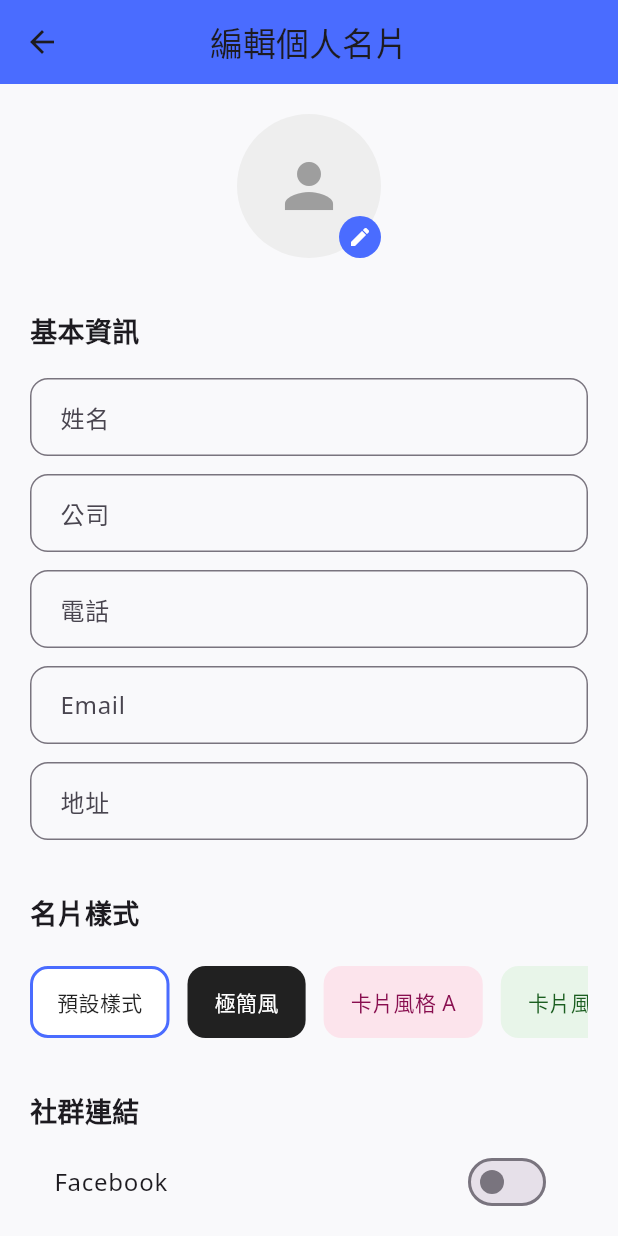
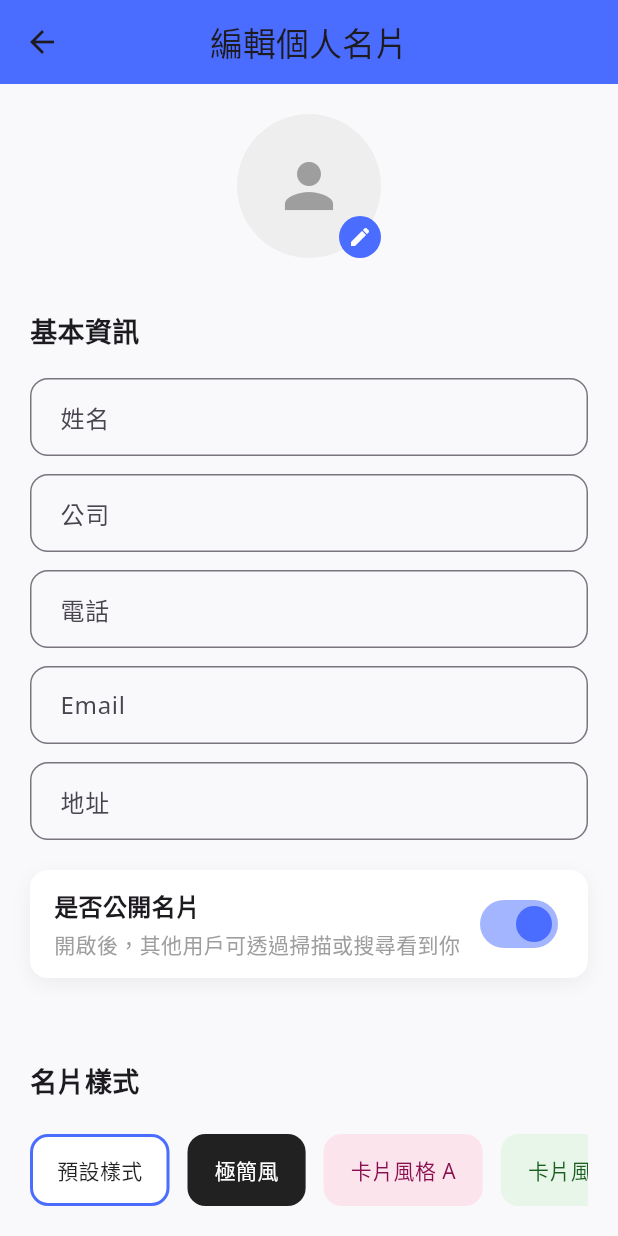
Before and after one commit to Amos0129/digital-business-card, a Flutter app: the EditProfilePage screen opened directly with empty values, on a phone screen of 412 x 824 dp. Run offline on Flutter 3.47's test engine with Material 3 defaults, Android fonts, the phone set to English and light mode, and no system bars; our stand-ins replace flutter_slidable, font_awesome_flutter, google_fonts, image_picker, qr_flutter, share_plus and 1 more; missing offline and left inert: mobile_scanner; accounts and stored records are empty; network calls fail.

Commit message:
新增公開查詢名片

```diff
--- a/business_card_app/lib/constants/api_routes.dart
+++ b/business_card_app/lib/constants/api_routes.dart
@@ -43,6 +43,14 @@ class ApiRoutes {
   static Uri uploadAvatar(int cardId) =>
       Uri.parse('$base/api/cards/$cardId/avatar');
 
+  static Uri searchPublicCards(String query) => Uri.parse(
+    '$base/api/cards/public/search',
+  ).replace(queryParameters: {'query': query});
+
+  static Uri updateCardPublic(int cardId, bool value) => Uri.parse(
+    '$base/api/cards/$cardId/public',
+  ).replace(queryParameters: {'value': value.toString()});
+
   static Uri clearAvatar(int cardId) =>
       Uri.parse('$base/api/cards/$cardId/clear-avatar');
 
--- a/business_card_app/lib/enums/view_mode.dart
+++ b/business_card_app/lib/enums/view_mode.dart
@@ -1,4 +1 @@
-enum ViewMode {
-  card,
-  list,
-}
+enum ViewMode { card, list }
--- a/business_card_app/lib/models/card_request.dart
+++ b/business_card_app/lib/models/card_request.dart
@@ -14,6 +14,7 @@ class CardRequest {
   final String? lineUrl;
   final String? threadsUrl;
   final String? avatarUrl;
+  final bool isPublic;
 
   CardRequest({
     required this.name,
@@ -26,6 +27,7 @@ class CardRequest {
     required this.instagram,
     required this.line,
     required this.threads,
+    required this.isPublic, // 默認為不公開名片
     this.facebookUrl,
     this.instagramUrl,
     this.lineUrl,
@@ -49,5 +51,6 @@ class CardRequest {
     'lineUrl': lineUrl,
     'threadsUrl': threadsUrl,
     'avatarUrl': avatarUrl,
+    'isPublic': isPublic,
   };
 }
--- a/business_card_app/lib/models/card_response.dart
+++ b/business_card_app/lib/models/card_response.dart
@@ -19,6 +19,7 @@ class CardResponse {
   final int? groupId;
   final String? groupName;
   final String? avatarUrl;
+  final bool isPublic;
 
   CardResponse({
     required this.id,
@@ -32,6 +33,7 @@ class CardResponse {
     required this.instagram,
     required this.line,
     required this.threads,
+    required this.isPublic,
     this.facebookUrl,
     this.instagramUrl,
     this.lineUrl,
@@ -61,6 +63,7 @@ class CardResponse {
       groupId: json['groupId'],
       groupName: json['groupName'],
       avatarUrl: json['avatarUrl'],
+      isPublic: json['isPublic'] ?? false,
     );
   }
 
@@ -84,6 +87,7 @@ class CardResponse {
       'groupId': groupId,
       'groupName': groupName,
       'avatarUrl': avatarUrl,
+      'isPublic': isPublic,
     };
   }
 
@@ -109,6 +113,7 @@ class CardResponse {
       groupId: groupId,
       group: groupName,
       avatarUrl: fullAvatarUrl,
+      isPublic: isPublic,
     );
   }
 
--- a/business_card_app/lib/models/unified_card.dart
+++ b/business_card_app/lib/models/unified_card.dart
@@ -19,6 +19,7 @@ class UnifiedCard {
   final String? style;
   final bool isScanned;
   final bool isPaperBased;
+  final bool isPublic;
   final DateTime createdAt;
 
   // 社群媒體
@@ -46,6 +47,7 @@ class UnifiedCard {
     this.style,
     this.isScanned = false,
     this.isPaperBased = false,
+    this.isPublic = false,
     DateTime? createdAt,
     this.hasFb = false,
     this.hasIg = false,
@@ -176,6 +178,7 @@ class UnifiedCard {
     String? igUrl,
     String? lineUrl,
     String? threadsUrl,
+    bool? isPublic,
   }) {
     return UnifiedCard(
       cardId: cardId ?? this.cardId,
@@ -201,6 +204,7 @@ class UnifiedCard {
       igUrl: igUrl ?? this.igUrl,
       lineUrl: lineUrl ?? this.lineUrl,
       threadsUrl: threadsUrl ?? this.threadsUrl,
+      isPublic: isPublic ?? this.isPublic,
     );
   }
 }
--- a/business_card_app/lib/screens/edit_profile_page.dart
+++ b/business_card_app/lib/screens/edit_profile_page.dart
@@ -42,6 +42,7 @@ class _EditProfilePageState extends State<EditProfilePage> {
   String _selectedStyleId = 'default';
   String? _avatarUrl;
   int? _cardId;
+  bool _isPublic = true;
 
   @override
   void initState() {
@@ -90,6 +91,7 @@ class _EditProfilePageState extends State<EditProfilePage> {
       lineUrl: _lineController.text,
       threadsUrl: _threadsController.text,
       avatarUrl: _avatarUrl,
+      isPublic: _isPublic,
     );
   }
 
@@ -128,6 +130,69 @@ class _EditProfilePageState extends State<EditProfilePage> {
                 keyboardType: TextInputType.emailAddress,
               ),
               AppTextFormField(label: '地址', controller: _addressController),
+
+              Container(
+                margin: const EdgeInsets.symmetric(vertical: 20),
+                padding: const EdgeInsets.symmetric(
+                  horizontal: 16,
+                  vertical: 12,
+                ),
+                decoration: BoxDecoration(
+                  color: Colors.white,
+                  borderRadius: BorderRadius.circular(12),
+                  boxShadow: [
+                    BoxShadow(
+                      color: Colors.black.withOpacity(0.05),
+                      blurRadius: 10,
+                      offset: const Offset(0, 4),
+                    ),
+                  ],
+                ),
+                child: Row(
+                  children: [
+                    Expanded(
+                      child: Column(
+                        crossAxisAlignment: CrossAxisAlignment.start,
+                        children: const [
+                          Text(
+                            '是否公開名片',
+                            style: TextStyle(
+                              fontWeight: FontWeight.bold,
+                              fontSize: 16,
+                            ),
+                          ),
+                          SizedBox(height: 4),
+                          Text(
+                            '開啟後，其他用戶可透過掃描或搜尋看到你',
+                            style: TextStyle(color: Colors.grey),
+                          ),
+                        ],
+                      ),
+                    ),
+                    Switch(
+                      value: _isPublic,
+                      onChanged: (val) async {
+                        setState(() => _isPublic = val);
+                        if (_cardId != null) {
+                          try {
+                            await cardService.updatePublicStatus(_cardId!, val);
+                            ScaffoldMessenger.of(context).showSnackBar(
+                              SnackBar(
+                                content: Text(val ? '名片已設為公開' : '名片已設為私密'),
+                              ),
+                            );
+                          } catch (e) {
+                            ScaffoldMessenger.of(context).showSnackBar(
+                              SnackBar(content: Text('更新公開狀態失敗: $e')),
+                            );
+                          }
+                        }
+                      },
+                      activeColor: const Color(0xFF4A6CFF),
+                    ),
+                  ],
+                ),
+              ),
 
               const SizedBox(height: 24),
               _buildSectionTitle('名片樣式'),
@@ -269,6 +334,7 @@ class _EditProfilePageState extends State<EditProfilePage> {
           _hasThreads = card.threadsUrl?.isNotEmpty == true;
 
           _avatarUrl = card.avatarUrl;
+          _isPublic = card.isPublic;
         });
       }
     } catch (e) {
--- a/business_card_app/pubspec.yaml
+++ b/business_card_app/pubspec.yaml
@@ -65,6 +65,8 @@ dependencies:
 
   path_provider: ^2.1.1
 
+  device_info_plus: ^10.1.0
+
 dev_dependencies:
   flutter_test:
     sdk: flutter
```
Also changed, not shown: business_card_app/lib/services/card_service.dart (+26 -0 lines), business_card_app/lib/viewmodels/card_group_viewmodel.dart (+68 -10 lines), business_card_app/lib/widgets/group_toolbar.dart (+110 -25 lines), 5 other files.
